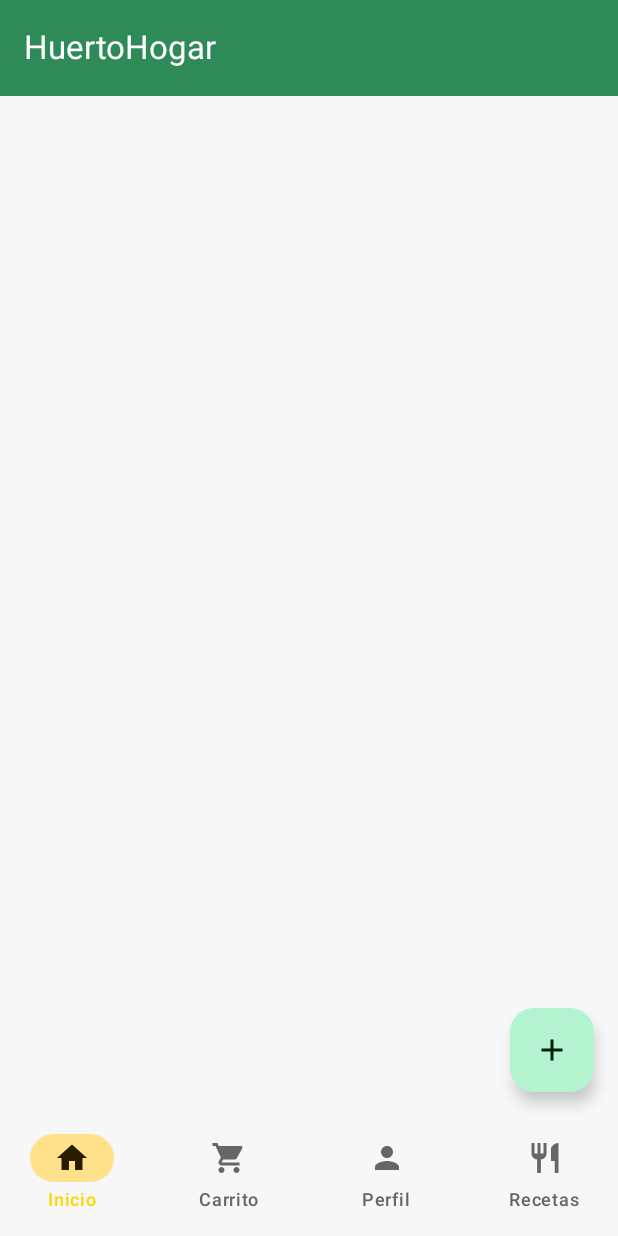
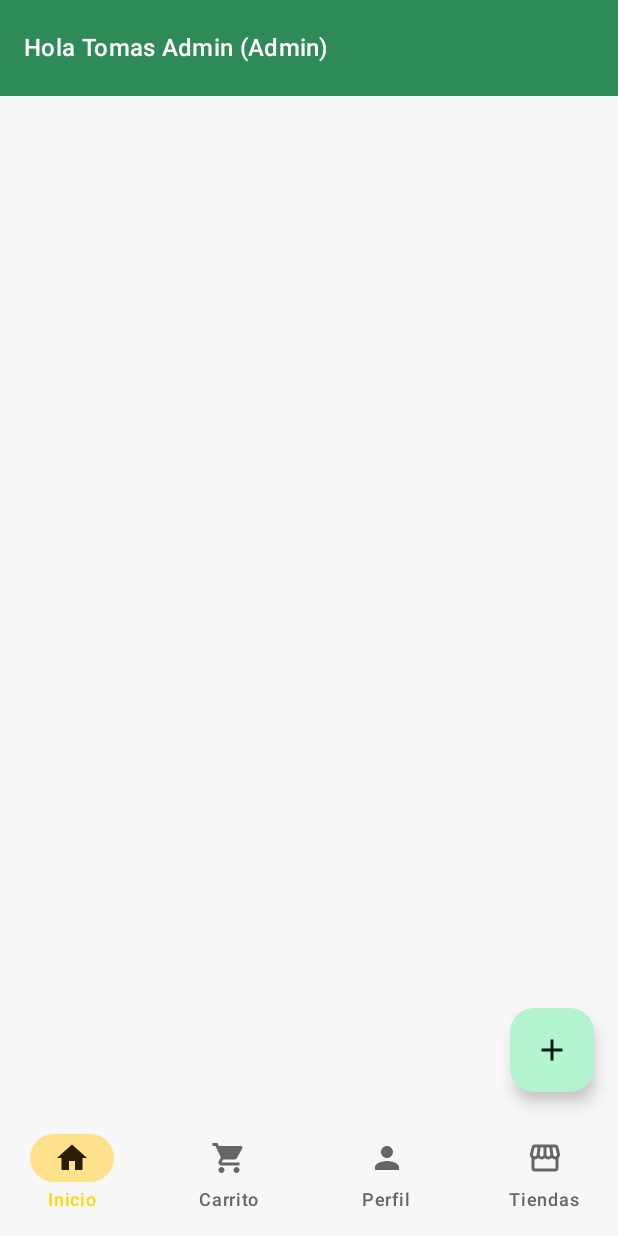
Before and after one commit to TomasG0110/AppHuertoHogar-Movil, an Android app built with Jetpack Compose: the screen it shows after launch (MainActivity), after a tap on "Admin", on a phone screen of 412 x 824 dp. Run offline under Robolectric (Android 15) with nearby library versions, the phone set to English and light mode, and no system bars; our stand-ins replace Room's generated code; 3 other taps on this screen came first.

Commit message:
Corregir referencias faltantes en Usuario.kt y agregar ruta Stores en BottomNavScreen

```diff
--- a/app/src/main/java/cl/duoc/dsy/huertohogar/model/Usuario.kt
+++ b/app/src/main/java/cl/duoc/dsy/huertohogar/model/Usuario.kt
@@ -9,6 +9,10 @@ abstract class Usuario (
 ){
     //METODO POLIMORFICO
     abstract fun obtenerMenuNavegacion(): List<BottomNavScreen>
+
+    fun obtenerSaludo(): String {
+        return "Hola $nombre ($rol)"
+    }
 }
 
 class Administrador(nombre: String, email: String) : Usuario(nombre, email, "Admin"){
--- a/app/src/main/java/cl/duoc/dsy/huertohogar/navegacion/BottomNavScreen.kt
+++ b/app/src/main/java/cl/duoc/dsy/huertohogar/navegacion/BottomNavScreen.kt
@@ -5,6 +5,7 @@ import androidx.compose.material.icons.filled.Home
 import androidx.compose.material.icons.filled.Person
 import androidx.compose.material.icons.filled.Restaurant
 import androidx.compose.material.icons.filled.ShoppingCart
+import androidx.compose.material.icons.filled.Storefront
 import androidx.compose.ui.graphics.vector.ImageVector
 
 sealed class BottomNavScreen(
@@ -17,22 +18,24 @@ sealed class BottomNavScreen(
         title = "Inicio",
         icon = Icons.Default.Home
     )
-
     object Cart : BottomNavScreen(
         route = "cart",
         title = "Carrito",
         icon = Icons.Default.ShoppingCart
     )
-
     object Profile : BottomNavScreen(
         route = "profile",
         title = "Perfil",
         icon = Icons.Default.Person
     )
-
     object Recetas : BottomNavScreen(
         route = "recetas",
         title = "Recetas",
         icon = Icons.Default.Restaurant
     )
+
+    object Stores : BottomNavScreen(
+        route = "stores",
+        title = "Tiendas",
+        icon = Icons.Default.Storefront)
 }
--- a/app/src/main/java/cl/duoc/dsy/huertohogar/uiScreen/MainScreen.kt
+++ b/app/src/main/java/cl/duoc/dsy/huertohogar/uiScreen/MainScreen.kt
@@ -1,10 +1,5 @@
 package cl.duoc.dsy.huertohogar.uiScreen
 
-import android.Manifest
-import android.os.Build
-import androidx.activity.compose.rememberLauncherForActivityResult
-import androidx.activity.result.contract.ActivityResultContracts
-import androidx.compose.runtime.LaunchedEffect
 import androidx.compose.foundation.layout.Box
 import androidx.compose.foundation.layout.padding
 import androidx.compose.material3.ExperimentalMaterial3Api
@@ -17,6 +12,7 @@ import androidx.compose.material3.Text
 import androidx.compose.material3.TopAppBar
 import androidx.compose.material3.TopAppBarDefaults
 import androidx.compose.runtime.Composable
+import androidx.compose.runtime.collectAsState
 import androidx.compose.runtime.getValue
 import androidx.compose.ui.Modifier
 import androidx.navigation.NavController
@@ -26,7 +22,7 @@ import androidx.navigation.compose.composable
 import androidx.navigation.compose.currentBackStackEntryAsState
 import androidx.navigation.compose.rememberNavController
 import cl.duoc.dsy.huertohogar.navegacion.BottomNavScreen
-
+import cl.duoc.dsy.huertohogar.utils.SessionManager
 @OptIn(ExperimentalMaterial3Api::class)
 @Composable
 fun MainScreen(navController: NavController) {
@@ -34,41 +30,22 @@ fun MainScreen(navController: NavController) {
     // Este es el NavController INTERNO (para el Bottom Nav Bar)
     val mainNavController = rememberNavController()
 
-    val permissionLauncher = rememberLauncherForActivityResult(
-        contract = ActivityResultContracts.RequestPermission()
-    ) { isGranted ->
-        if (isGranted) {
-            // El usuario aceptó
-        } else {
-            // El usuario denegó (podríamos mostrar un mensaje)
-        }
-    }
+    val usuario by SessionManager.usuarioActual.collectAsState()
 
-    // Pedir permiso en cuanto la pantalla carga
-    LaunchedEffect(Unit) {
-        if (Build.VERSION.SDK_INT >= Build.VERSION_CODES.TIRAMISU) {
-            permissionLauncher.launch(Manifest.permission.POST_NOTIFICATIONS)
-        }
-    }
-
-    // Lista de pantallas del Bottom Nav Bar
-    val items = listOf(
-        BottomNavScreen.Home,
-        BottomNavScreen.Cart,
-        BottomNavScreen.Profile,
-        BottomNavScreen.Recetas
-
-    )
-
-
+    val items = usuario?.obtenerMenuNavegacion() ?: listOf(BottomNavScreen.Home)
 
     Scaffold(
         topBar = {
             TopAppBar(
-                title = { Text("HuertoHogar") },
+                title = {
+                    Text(
+                        text = usuario?.obtenerSaludo() ?: "HuertoHogar",
+                        style = MaterialTheme.typography.titleMedium
+                    )
+                },
                 colors = TopAppBarDefaults.topAppBarColors(
-                    containerColor = MaterialTheme.colorScheme.primary, // Verde
-                    titleContentColor = MaterialTheme.colorScheme.onPrimary // Blanco
+                    containerColor = MaterialTheme.colorScheme.primary,
+                    titleContentColor = MaterialTheme.colorScheme.onPrimary
                 )
             )
         },
@@ -111,6 +88,9 @@ fun MainScreen(navController: NavController) {
                 composable(BottomNavScreen.Cart.route) { CartScreen() }
                 composable(BottomNavScreen.Profile.route) { ProfileScreen() }
                 composable(BottomNavScreen.Recetas.route){RecetasScreen()}
+                composable(BottomNavScreen.Stores.route){
+                    androidx.compose.material3.Text("Mapa de tiendas (En construccion)")
+                }
             }
         }
     }
```
